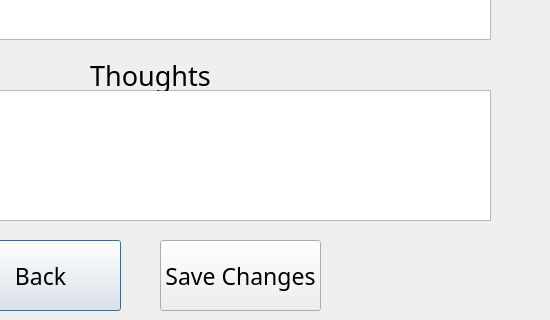
First picture: the form in editpassworddata.ui, repository TheTallProgrammer/Password-Manager, before the edit; both pictures show x 250 to 800 and y 280 to 600 of the 800 by 600 pixel window.
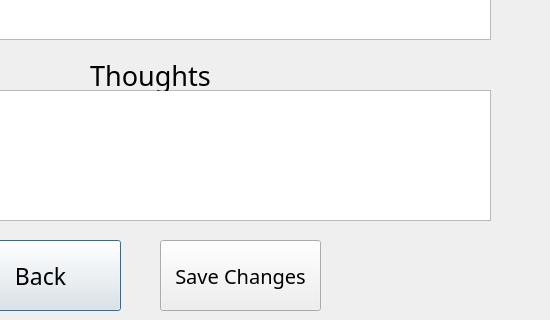
Second picture: the form after the edit.

The edit to the form file:
```diff
--- a/editpassworddata.ui
+++ b/editpassworddata.ui
@@ -50,7 +50,7 @@
    <property name="font">
     <font>
      <family>Bahnschrift Light</family>
-     <pointsize>17</pointsize>
+     <pointsize>15</pointsize>
     </font>
    </property>
    <property name="text">
```
